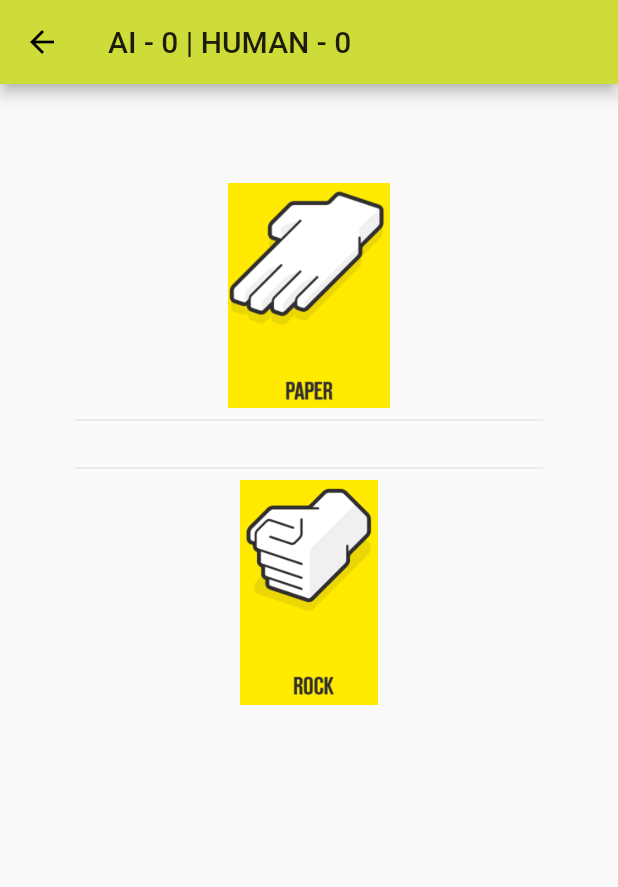
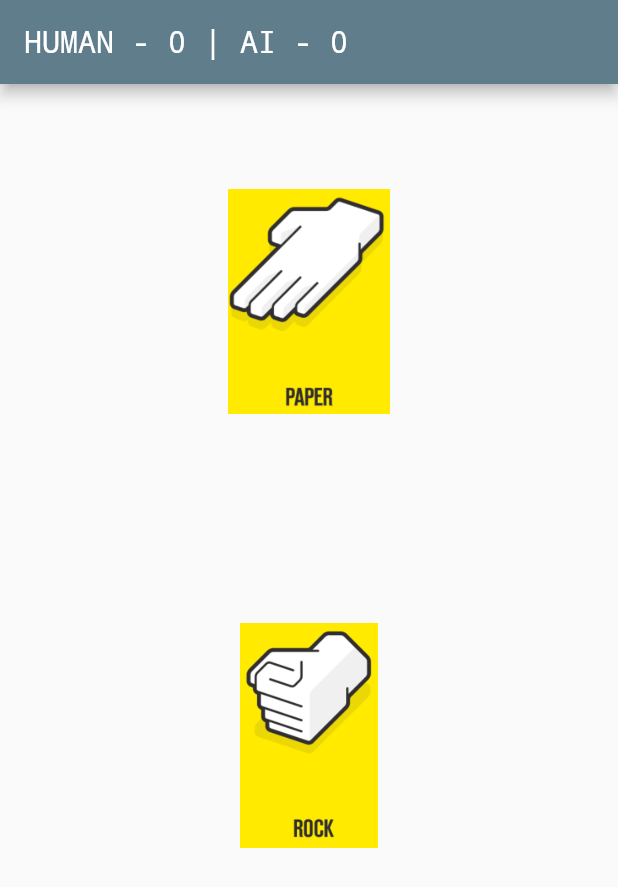
Before and after one commit to bryanbauzon/Rock-Paper-Scissors, a Flutter app: the Clash screen opened directly, on a phone screen of 412 x 824 dp. Shown: the top 887 px of the screen. Run offline on Flutter 3.47's test engine with Material 2 defaults, Android fonts, the phone set to English and light mode, and no system bars; our stand-ins replace flutter_mobx, mobx; generated files the repository leaves out were written again.

Commit message:
refactor codes

```diff
--- a/lib/main.dart
+++ b/lib/main.dart
@@ -16,7 +16,8 @@ class MyApp extends StatelessWidget {
       title: 'Flutter Demo',
       theme: ThemeData(
 
-        primarySwatch: Colors.lime,
+        primarySwatch: Colors.blueGrey,
+        backgroundColor: Colors.blue
       ),
       home: GameApp(),
     );
@@ -30,15 +31,16 @@ class GameApp extends StatelessWidget{
   Widget build(BuildContext context) {
     return Scaffold(
       appBar:AppBar(
-           title:Text("ROCK - PAPER - SCISSORS")
+           title:Text("ROCK - PAPER - SCISSORS",style: TextStyle(fontFamily: 'Courier'),)
       ),
       body:Column(
           mainAxisAlignment: MainAxisAlignment.end,
           children: <Widget>[
 
+            Text("HUMAN VS. AI",style: TextStyle(fontSize:30,fontWeight:FontWeight.bold,fontFamily:'Courier'),),
+            Divider(),
             Row(
             children: <Widget>[
-
                 Expanded(
                   child:GestureDetector(
                       onTap: (){
@@ -57,7 +59,6 @@ class GameApp extends StatelessWidget{
                        gameLogic.setHumanValue(2);
                          Navigator.push(context, MaterialPageRoute(builder: (_)=>Clash("2",'images/paper.png')));
                      } ,
-
                     child:Hero(
                       tag:'2',
                       child: Image.asset('images/paper.png',width: 150,height: 150,),
@@ -68,7 +69,6 @@ class GameApp extends StatelessWidget{
                   child:GestureDetector(
                      onTap: () {
                         gameLogic.setHumanValue(3);
-
                         Navigator.push(context, MaterialPageRoute(builder: (_)=>Clash("3",'images/scissors.png')));
                      },
                     child:Hero(
@@ -80,15 +80,6 @@ class GameApp extends StatelessWidget{
 
             ],
           ),
-            Row(children: <Widget>[
-              Expanded(
-              child:RaisedButton(
-                onPressed: ()=>gameLogic.resetScore,child: Text("Reset"),
-                color: Colors.red,
-              )
-            ),
-            ],
-            ),
           Divider()
           ],
 
@@ -114,40 +105,37 @@ class Clash extends StatelessWidget{
 
   @override
   Widget build(BuildContext context) {
+
+    Color changeColor(){
+      if(gameLogic.result.toLowerCase() == "you win!")return Colors.lightGreen;
+      if(gameLogic.result.toLowerCase() == "you lose!")return Colors.red;
+      return Colors.blue;
+    }
+
     return Scaffold(
       appBar:AppBar(
-        title:Text("AI - ${gameLogic.aIUpdatedScore} | HUMAN - ${gameLogic.humanUpdatedScore}")
+        title:Text((gameLogic.aIUpdatedScore > gameLogic.humanUpdatedScore)?"AI - ${gameLogic.aIUpdatedScore} | HUMAN - ${gameLogic.humanUpdatedScore} ":"HUMAN - ${gameLogic.humanUpdatedScore} | AI - ${gameLogic.aIUpdatedScore}",textAlign: TextAlign.center,style: TextStyle(fontFamily: 'Courier'),),
+        automaticallyImplyLeading: false,
       ),
       body:Center(
-
         child:GestureDetector(
         onTap:(){
             Navigator.pop(context);
         },
-
           child: ListView(
-          padding: const EdgeInsets.all(50),
+          padding: const EdgeInsets.only(top:70,bottom: 50),
           children: <Widget>[
-
-              Text(""),
               Image.asset(aiPicked(),width: 150,height: 150,),
-
-              Divider(),
-
-              Text("${gameLogic.result}",textAlign: TextAlign.center,style: TextStyle(fontWeight: FontWeight.bold,color: Colors.black,fontFamily: 'Verdana'),),
-
-              Divider(),
-
+              Container(
+                margin: const EdgeInsets.only(left:20,right:20,bottom: 40,top:40),
+                child:Text("${gameLogic.result}",textAlign: TextAlign.center,style: TextStyle(fontWeight: FontWeight.bold,color:  changeColor(),fontFamily: 'Courier',fontSize: 50,),),
+              ),
               Hero(
                   child: Image.asset(image,width: 150,height: 150,),
-                  tag:tag
+                  tag:tag,
               ),
-
             ],
-
-
         ),
-
       )
       )
     );
```
Also changed, not shown: lib/screen/gamelogic.dart (+0 -7 lines), lib/screen/gamelogic.g.dart.
